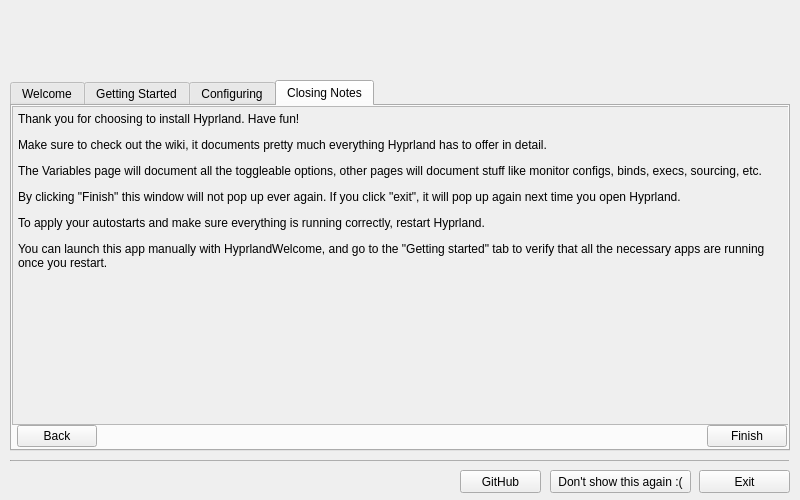
This is chyprlandwelcome.ui in hyprwm/hyprland-welcome as Qt 5 draws it before an edit. The edited form follows.
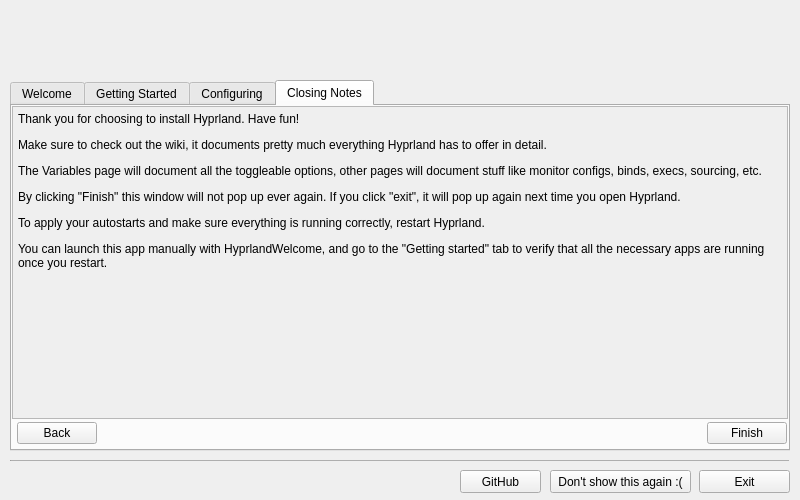
This is the edited form. The open tabs and pages were chosen to show the change. Icons and pictures are not drawn.

Diff of the .ui file:
```diff
--- a/chyprlandwelcome.ui
+++ b/chyprlandwelcome.ui
@@ -796,7 +796,7 @@
        <item>
         <widget class="QScrollArea" name="scrollArea_5">
          <property name="sizePolicy">
-          <sizepolicy hsizetype="Expanding" vsizetype="Expanding">
+          <sizepolicy hsizetype="Fixed" vsizetype="Expanding">
            <horstretch>0</horstretch>
            <verstretch>0</verstretch>
           </sizepolicy>
@@ -818,8 +818,8 @@
            <rect>
             <x>0</x>
             <y>0</y>
-            <width>776</width>
-            <height>312</height>
+            <width>774</width>
+            <height>308</height>
            </rect>
           </property>
           <layout class="QVBoxLayout" name="verticalLayout_8">
@@ -885,9 +885,15 @@
          <property name="leftMargin">
           <number>5</number>
          </property>
+         <property name="topMargin">
+          <number>3</number>
+         </property>
          <property name="rightMargin">
           <number>5</number>
          </property>
+         <property name="bottomMargin">
+          <number>3</number>
+         </property>
          <item>
           <widget class="QPushButton" name="tab4Back">
            <property name="sizePolicy">
```
Left out of the diff: 48 changed lines with no effect on the pictures.
